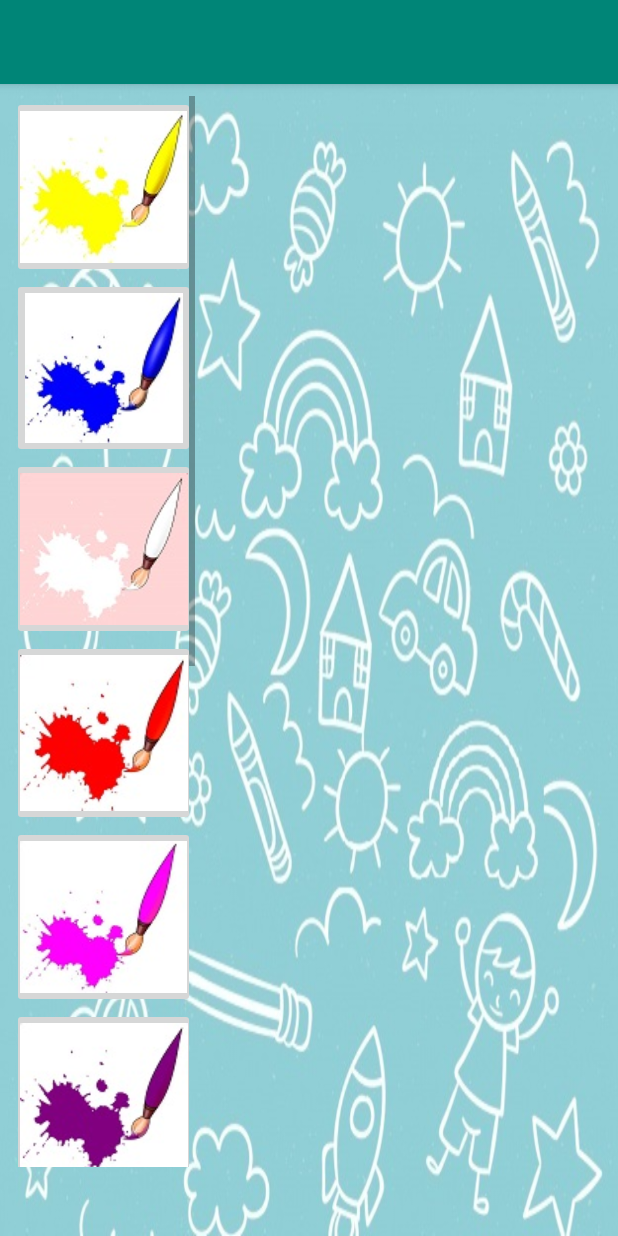
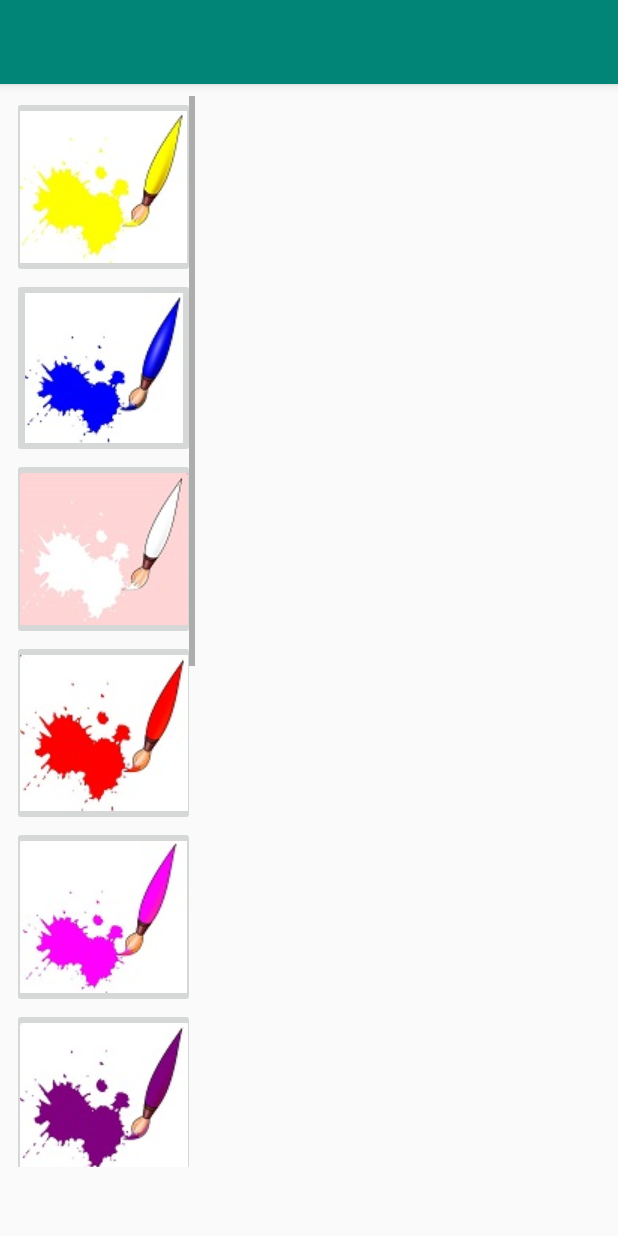
Before and after one commit to dxrtciyvubon/AprendeYDiviertete, an Android app: the colores screen opened directly, with no data from a screen before it, on a phone screen of 412 x 824 dp. Run offline under Robolectric (Android 15) with nearby library versions, the phone set to English and light mode, and no system bars.

Commit message:
Commit VOCALES Y COLORESS

```diff
--- a/app/src/main/res/layout/activity_colores.xml
+++ b/app/src/main/res/layout/activity_colores.xml
@@ -4,7 +4,6 @@
     xmlns:tools="http://schemas.android.com/tools"
     android:layout_width="match_parent"
     android:layout_height="match_parent"
-    android:background="@drawable/back"
     tools:context=".colores">
 
     <ScrollView
```
Also changed, not shown: app/src/main/res/drawable/back.jpg (deleted).
